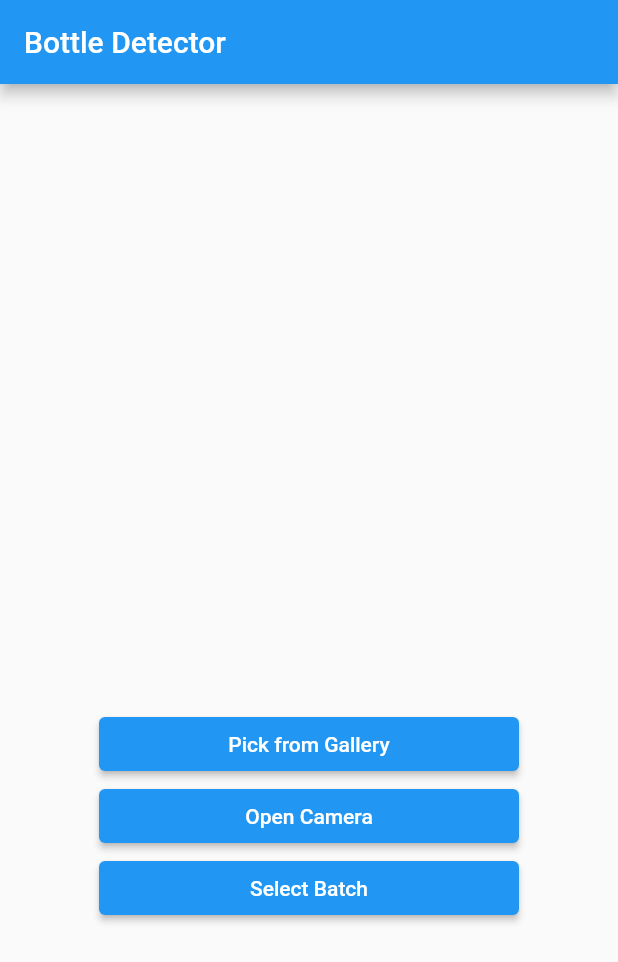
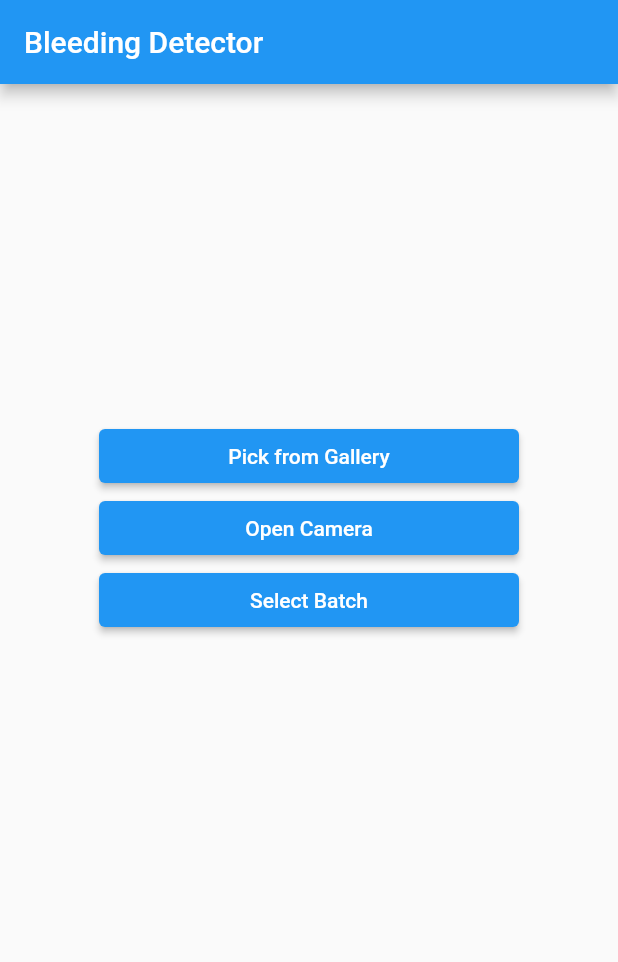
Before and after one commit to divyansh383/Bottle_Detection_app, a Flutter app: the screen it shows after launch, after a tap on "Select Batch", on a phone screen of 412 x 824 dp. Shown: the top 962 px of the screen. Run offline on Flutter 3.47's test engine with Material 2 defaults, Android fonts, the phone set to English and light mode, and no system bars; our stand-ins replace camera, image_picker, permission_handler; missing offline and left inert: gsheets, syncfusion_flutter_xlsio, tflite_flutter; key blocks and very long unbroken strings in the code were emptied for the run.

Commit message:
bleeding detection

```diff
--- a/lib/home.dart
+++ b/lib/home.dart
@@ -102,7 +102,7 @@ class _MyHomePageState extends State<MyHomePage> {
     final imageBytes = await image.readAsBytes();
 
     var inputTensor = preProcessImage(imageBytes);
-    var outputTensor = List.filled(1 * 10647 * 6, 0.0).reshape([1, 10647, 6]);
+    var outputTensor = List.filled(1 * 3087 * 6, 0.0).reshape([1, 3087, 6]);
 
     _interpreter.run(inputTensor, outputTensor);
     List<List<double>> detections = postProcess(outputTensor);
@@ -127,7 +127,7 @@ class _MyHomePageState extends State<MyHomePage> {
     for(var imageFile in batchImages){
       final imageBytes=await imageFile.readAsBytes();
       var inputTensor=preProcessImage(imageBytes);
-      var outputTensor=List.filled(1 * 10647 * 6, 0.0).reshape([1, 10647, 6]);
+      var outputTensor=List.filled(1 * 3087 * 6, 0.0).reshape([1, 3087, 6]);
 
       _interpreter.run(inputTensor, outputTensor);
       List<List<double>> detections = postProcess(outputTensor);
@@ -155,21 +155,21 @@ class _MyHomePageState extends State<MyHomePage> {
       pixels.addAll(plane.bytes.map((byte)=>byte.toDouble()));
     }
     List<List<List<List<double>>>> inputTensor=[
-      List.generate(416, (row){
-        return List.generate(416,(col){
-          double r=pixels[row*416+col];
-          double g=pixels[416 * 416 + row * 416 + col];
-          double b=pixels[2 * 416 * 416 + row * 416 + col];
+      List.generate(224, (row){
+        return List.generate(224,(col){
+          double r=pixels[row*224+col];
+          double g=pixels[224 * 224 + row * 224 + col];
+          double b=pixels[2 * 224 * 224 + row * 224 + col];
           return [r/255.0,g/255.0,b/255.0];
         });
       })
     ];
 
-    var outputTensor = List.filled(1 * 10647 * 6, 0.0).reshape([1, 10647, 6]);
+    var outputTensor = List.filled(1 * 3087 * 6, 0.0).reshape([1, 3087, 6]);
     //-----------------------------------------------------
     _interpreter.run(inputTensor, outputTensor);
     List<List<double>> detections = postProcess(outputTensor);
-    print("------output detection best video-----------$detections");
+    //print("------output detection best video-----------$detections");
 
     setState(() {
       if(detections.isNotEmpty){
@@ -205,13 +205,13 @@ class _MyHomePageState extends State<MyHomePage> {
 
   List<List<List<List<double>>>> preProcessImage(Uint8List imageBytes) {
     imglib.Image img = imglib.decodeImage(imageBytes)!;
-    imglib.Image resizedImage = imglib.copyResize(img, width: 416, height: 416);
+    imglib.Image resizedImage = imglib.copyResize(img, width: 224, height: 224);
 
     List<List<List<List<double>>>> inputValues = List.generate(1, (batchIndex) {
       List<List<List<double>>> batch = [];
-      for (int row = 0; row < 416; row++) {
+      for (int row = 0; row < 224; row++) {
         List<List<double>> rowValues = [];
-        for (int col = 0; col < 416; col++) {
+        for (int col = 0; col < 224; col++) {
           List<double> pixelValues = [];
 
           int pixel = resizedImage.getPixel(col, row);
@@ -309,7 +309,7 @@ Future<bool> _requestPermission(Permission permission) async {
   }return false;
 }
 //-------------------------------------------------------------
-  // Input shape: [1, 416, 416, 3]
+  // Input shape: [1, 224, 224, 3]
   // Output shape: [1, 10647, 6]
 
   loadCamera(){
@@ -357,17 +357,26 @@ Future<bool> _requestPermission(Permission permission) async {
   Widget build(BuildContext context) {
     return Scaffold(
       appBar: AppBar(
-        title: const Text('Bottle Detector'),
+        title: const Text('Bleeding Detector'),
       ),
       body: Center(
         child: Column(
           children: [
             (_loadingPredictions)?
-              const CircularProgressIndicator()
+              const SizedBox(
+                width: 224,
+                height: 224,
+                child: Center(
+                  child: SizedBox(
+                    width: 50,
+                    height: 50,
+                    child: CircularProgressIndicator(),
+                  )
+              ))
             :(_batchResults.isNotEmpty && _image==null) ?
                 Container(
-                  width: 416,
-                  height: 416,
+                  width: 224,
+                  height: 224,
                   child: Center(
                     child: ElevatedButton(
                       onPressed: () {
@@ -384,15 +393,15 @@ Future<bool> _requestPermission(Permission permission) async {
               children:[
                 Image.file(
                   _image!,
-                  width:416,
-                  height: 416,
+                  width:224,
+                  height: 224,
                   fit:BoxFit.cover,
                 ),
                 if(_result != null)
                   Positioned.fill(
                     child:CustomPaint(
                       painter: BoundingBoxPainter(
-                        imageSize: const Size(416,416),
+                        imageSize: const Size(224,224),
                         detection: _result!,
                       ),
                     ),
@@ -402,8 +411,8 @@ Future<bool> _requestPermission(Permission permission) async {
                 SizedBox(
                     child:CameraPreview(cameraController!),
                 ): SizedBox(
-                    width: 416,
-                    height: 416,
+                    width: 224,
+                    height: 224,
                     child: Container(),
                   ),
             CustomButton('Pick from Gallery', () => getImage(ImageSource.gallery)),
@@ -428,7 +437,7 @@ Future<bool> _requestPermission(Permission permission) async {
                     if (batch.isNotEmpty) {
                       _image = null;
                       print("---------------------Selected images in batch: ${batch.length}");
-                      print(batch);
+                      // print(batch);
                     }
                   }
                 },
```
